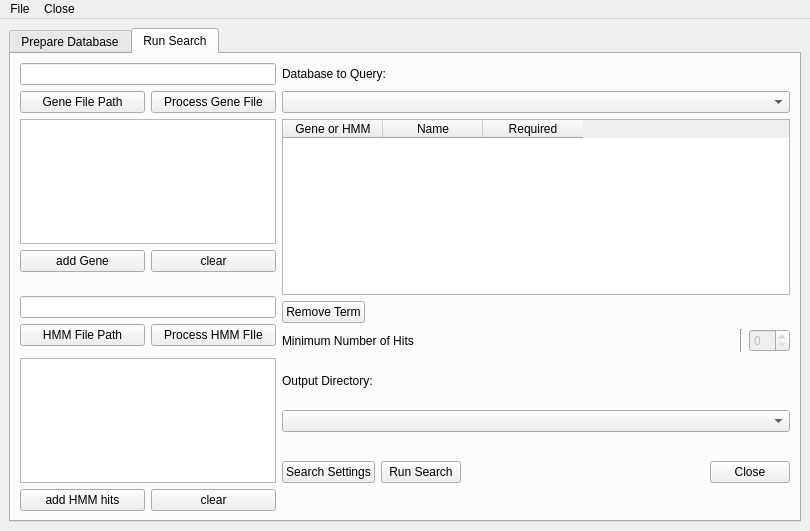
Qt form newGui.ui (emzodls/clusterArch) before a commit.
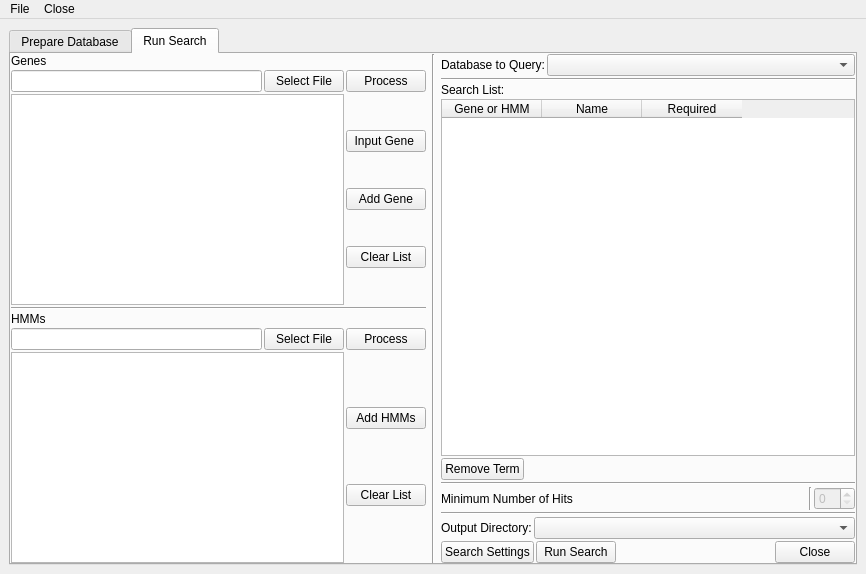
The same form after that commit.

Commit message:
GUI Changes Added features to input gene sequences manually
TO DO:
1. Genbank Fetch NCBI tools
2. HMM builder (?)

```diff
--- a/newGui.ui
+++ b/newGui.ui
@@ -6,12 +6,12 @@
    <rect>
     <x>0</x>
     <y>0</y>
-    <width>810</width>
-    <height>531</height>
+    <width>866</width>
+    <height>574</height>
    </rect>
   </property>
   <property name="sizePolicy">
-   <sizepolicy hsizetype="Fixed" vsizetype="Preferred">
+   <sizepolicy hsizetype="Preferred" vsizetype="Preferred">
     <horstretch>0</horstretch>
     <verstretch>0</verstretch>
    </sizepolicy>
@@ -29,9 +29,15 @@
      <verstretch>0</verstretch>
     </sizepolicy>
    </property>
-   <layout class="QHBoxLayout" name="horizontalLayout">
-    <item>
+   <layout class="QGridLayout" name="gridLayout">
+    <item row="0" column="0">
      <widget class="QTabWidget" name="tabWidget">
+      <property name="sizePolicy">
+       <sizepolicy hsizetype="Preferred" vsizetype="Preferred">
+        <horstretch>0</horstretch>
+        <verstretch>0</verstretch>
+       </sizepolicy>
+      </property>
       <property name="currentIndex">
        <number>1</number>
       </property>
@@ -206,118 +212,288 @@
        <attribute name="title">
         <string>Run Search</string>
        </attribute>
-       <layout class="QGridLayout" name="gridLayout">
-        <item row="23" column="0">
-         <widget class="QPushButton" name="addHMMbtn">
-          <property name="text">
-           <string>add HMM hits</string>
-          </property>
-         </widget>
-        </item>
-        <item row="2" column="5">
-         <widget class="QLabel" name="databaseLabel">
-          <property name="text">
-           <string>Database to Query:</string>
-          </property>
-         </widget>
-        </item>
-        <item row="3" column="5">
-         <widget class="QComboBox" name="dataBaseSelector">
+       <layout class="QHBoxLayout" name="horizontalLayout_13" stretch="0,0,0">
+        <property name="leftMargin">
+         <number>0</number>
+        </property>
+        <property name="topMargin">
+         <number>0</number>
+        </property>
+        <property name="rightMargin">
+         <number>0</number>
+        </property>
+        <property name="bottomMargin">
+         <number>0</number>
+        </property>
+        <item>
+         <layout class="QVBoxLayout" name="verticalLayout_9" stretch="0">
+          <item>
+           <layout class="QVBoxLayout" name="verticalLayout_5" stretch="0,0,0,0,0,0,0">
+            <property name="spacing">
+             <number>2</number>
+            </property>
+            <item>
+             <widget class="QLabel" name="label_4">
           <property name="sizePolicy">
-           <sizepolicy hsizetype="MinimumExpanding" vsizetype="Fixed">
+               <sizepolicy hsizetype="Fixed" vsizetype="Fixed">
             <horstretch>0</horstretch>
             <verstretch>0</verstretch>
            </sizepolicy>
           </property>
-          <property name="currentIndex">
-           <number>-1</number>
-          </property>
-          <property name="insertPolicy">
-           <enum>QComboBox::InsertAtTop</enum>
-          </property>
-          <property name="sizeAdjustPolicy">
-           <enum>QComboBox::AdjustToContentsOnFirstShow</enum>
-          </property>
-          <item>
            <property name="text">
-            <string>add database...</string>
-           </property>
-          </item>
-         </widget>
-        </item>
-        <item row="2" column="0" colspan="2">
+               <string>Genes</string>
+              </property>
+             </widget>
+            </item>
+            <item>
+             <layout class="QHBoxLayout" name="horizontalLayout_8">
+              <item>
          <widget class="QLineEdit" name="GeneFilePath">
+                <property name="sizePolicy">
+                 <sizepolicy hsizetype="MinimumExpanding" vsizetype="Fixed">
+                  <horstretch>0</horstretch>
+                  <verstretch>0</verstretch>
+                 </sizepolicy>
+                </property>
           <property name="readOnly">
            <bool>true</bool>
           </property>
          </widget>
         </item>
-        <item row="11" column="1">
-         <widget class="QPushButton" name="clearGeneBtn">
-          <property name="text">
-           <string>clear</string>
-          </property>
-         </widget>
-        </item>
-        <item row="3" column="0">
+              <item>
          <widget class="QPushButton" name="addGenefilePathBtn">
           <property name="enabled">
            <bool>true</bool>
           </property>
+                <property name="sizePolicy">
+                 <sizepolicy hsizetype="Fixed" vsizetype="Fixed">
+                  <horstretch>0</horstretch>
+                  <verstretch>0</verstretch>
+                 </sizepolicy>
+                </property>
           <property name="text">
-           <string>Gene File Path</string>
+                 <string>Select File</string>
           </property>
          </widget>
         </item>
-        <item row="10" column="0" colspan="2">
-         <widget class="QListWidget" name="geneList">
-          <property name="selectionMode">
-           <enum>QAbstractItemView::SingleSelection</enum>
-          </property>
-         </widget>
-        </item>
-        <item row="3" column="1">
+              <item>
          <widget class="QPushButton" name="addGenefileBtn">
           <property name="enabled">
            <bool>true</bool>
           </property>
+                <property name="sizePolicy">
+                 <sizepolicy hsizetype="Fixed" vsizetype="Fixed">
+                  <horstretch>0</horstretch>
+                  <verstretch>0</verstretch>
+                 </sizepolicy>
+                </property>
           <property name="text">
-           <string>Process Gene File</string>
+                 <string>Process</string>
           </property>
          </widget>
         </item>
-        <item row="23" column="1">
-         <widget class="QPushButton" name="clearHMMbtn">
+             </layout>
+            </item>
+            <item>
+             <layout class="QHBoxLayout" name="horizontalLayout_10" stretch="0,0">
+              <item>
+               <widget class="QListWidget" name="geneList">
+                <property name="sizePolicy">
+                 <sizepolicy hsizetype="MinimumExpanding" vsizetype="MinimumExpanding">
+                  <horstretch>0</horstretch>
+                  <verstretch>0</verstretch>
+                 </sizepolicy>
+                </property>
+                <property name="selectionMode">
+                 <enum>QAbstractItemView::SingleSelection</enum>
+                </property>
+               </widget>
+              </item>
+              <item>
+               <layout class="QVBoxLayout" name="verticalLayout_7">
+                <property name="spacing">
+                 <number>0</number>
+                </property>
+                <item>
+                 <widget class="QPushButton" name="addGeneSeqBtn">
+                  <property name="sizePolicy">
+                   <sizepolicy hsizetype="Fixed" vsizetype="Fixed">
+                    <horstretch>0</horstretch>
+                    <verstretch>0</verstretch>
+                   </sizepolicy>
+                  </property>
           <property name="text">
-           <string>clear</string>
+                   <string>Input Gene </string>
           </property>
          </widget>
         </item>
-        <item row="11" column="0">
+                <item>
          <widget class="QPushButton" name="addGeneBtn">
+                  <property name="sizePolicy">
+                   <sizepolicy hsizetype="Fixed" vsizetype="Fixed">
+                    <horstretch>0</horstretch>
+                    <verstretch>0</verstretch>
+                   </sizepolicy>
+                  </property>
           <property name="text">
-           <string>add Gene</string>
+                   <string>Add Gene</string>
           </property>
          </widget>
         </item>
-        <item row="16" column="0">
+                <item>
+                 <widget class="QPushButton" name="clearGeneBtn">
+                  <property name="sizePolicy">
+                   <sizepolicy hsizetype="Fixed" vsizetype="Fixed">
+                    <horstretch>0</horstretch>
+                    <verstretch>0</verstretch>
+                   </sizepolicy>
+                  </property>
+                  <property name="text">
+                   <string>Clear List</string>
+                  </property>
+                 </widget>
+                </item>
+               </layout>
+              </item>
+             </layout>
+            </item>
+            <item>
+             <widget class="Line" name="line_2">
+              <property name="orientation">
+               <enum>Qt::Horizontal</enum>
+              </property>
+             </widget>
+            </item>
+            <item>
+             <widget class="QLabel" name="label_3">
+              <property name="sizePolicy">
+               <sizepolicy hsizetype="Fixed" vsizetype="Fixed">
+                <horstretch>0</horstretch>
+                <verstretch>0</verstretch>
+               </sizepolicy>
+              </property>
+              <property name="text">
+               <string>HMMs</string>
+              </property>
+             </widget>
+            </item>
+            <item>
+             <layout class="QHBoxLayout" name="horizontalLayout_11">
+              <item>
+               <widget class="QLineEdit" name="hmmFilePath">
+                <property name="sizePolicy">
+                 <sizepolicy hsizetype="MinimumExpanding" vsizetype="Fixed">
+                  <horstretch>0</horstretch>
+                  <verstretch>0</verstretch>
+                 </sizepolicy>
+                </property>
+               </widget>
+              </item>
+              <item>
          <widget class="QPushButton" name="addHMMfilePathBtn">
+                <property name="sizePolicy">
+                 <sizepolicy hsizetype="Fixed" vsizetype="Fixed">
+                  <horstretch>0</horstretch>
+                  <verstretch>0</verstretch>
+                 </sizepolicy>
+                </property>
           <property name="text">
-           <string>HMM File Path</string>
+                 <string>Select File</string>
           </property>
          </widget>
         </item>
-        <item row="19" column="5">
+              <item>
+               <widget class="QPushButton" name="addHMMfilebtn">
+                <property name="sizePolicy">
+                 <sizepolicy hsizetype="Fixed" vsizetype="Fixed">
+                  <horstretch>0</horstretch>
+                  <verstretch>0</verstretch>
+                 </sizepolicy>
+                </property>
+                <property name="text">
+                 <string>Process</string>
+                </property>
+               </widget>
+              </item>
+             </layout>
+            </item>
+            <item>
+             <layout class="QHBoxLayout" name="horizontalLayout_12" stretch="1,0">
+              <item>
+               <widget class="QListWidget" name="hmmList">
+                <property name="sizePolicy">
+                 <sizepolicy hsizetype="MinimumExpanding" vsizetype="MinimumExpanding">
+                  <horstretch>0</horstretch>
+                  <verstretch>0</verstretch>
+                 </sizepolicy>
+                </property>
+                <property name="selectionMode">
+                 <enum>QAbstractItemView::MultiSelection</enum>
+                </property>
+               </widget>
+              </item>
+              <item>
+               <layout class="QVBoxLayout" name="verticalLayout_8">
+                <property name="spacing">
+                 <number>0</number>
+                </property>
+                <item>
+                 <widget class="QPushButton" name="addHMMbtn">
+                  <property name="sizePolicy">
+                   <sizepolicy hsizetype="Fixed" vsizetype="Fixed">
+                    <horstretch>0</horstretch>
+                    <verstretch>0</verstretch>
+                   </sizepolicy>
+                  </property>
+                  <property name="text">
+                   <string>Add HMMs</string>
+                  </property>
+                 </widget>
+                </item>
+                <item>
+                 <widget class="QPushButton" name="clearHMMbtn">
+                  <property name="sizePolicy">
+                   <sizepolicy hsizetype="Fixed" vsizetype="Fixed">
+                    <horstretch>0</horstretch>
+                    <verstretch>0</verstretch>
+                   </sizepolicy>
+                  </property>
+                  <property name="text">
+                   <string>Clear List</string>
+                  </property>
+                 </widget>
+                </item>
+               </layout>
+              </item>
+             </layout>
+            </item>
+           </layout>
+          </item>
+         </layout>
+        </item>
+        <item>
+         <widget class="Line" name="line_6">
+          <property name="orientation">
+           <enum>Qt::Vertical</enum>
+          </property>
+         </widget>
+        </item>
+        <item>
          <layout class="QVBoxLayout" name="verticalLayout_2">
+          <property name="spacing">
+           <number>2</number>
+          </property>
           <item>
-           <widget class="QLabel" name="databaseLabel_2">
+           <layout class="QHBoxLayout" name="horizontalLayout">
+            <item>
+             <widget class="QLabel" name="databaseLabel">
             <property name="text">
-             <string>Output Directory:</string>
+               <string>Database to Query:</string>
             </property>
            </widget>
           </item>
-          <item alignment="Qt::AlignTop">
-           <widget class="QComboBox" name="outputDirectorySelector">
+            <item>
+             <widget class="QComboBox" name="dataBaseSelector">
             <property name="sizePolicy">
              <sizepolicy hsizetype="MinimumExpanding" vsizetype="Fixed">
               <horstretch>0</horstretch>
@@ -340,57 +516,31 @@
             </item>
            </widget>
           </item>
+           </layout>
+          </item>
           <item>
-           <layout class="QHBoxLayout" name="horizontalLayout_5">
-            <item>
-             <widget class="QPushButton" name="setParamsBtn">
-              <property name="sizePolicy">
-               <sizepolicy hsizetype="Fixed" vsizetype="Fixed">
-                <horstretch>0</horstretch>
-                <verstretch>0</verstretch>
-               </sizepolicy>
-              </property>
-              <property name="text">
-               <string>Search Settings</string>
-              </property>
-             </widget>
-            </item>
-            <item alignment="Qt::AlignLeft">
-             <widget class="QPushButton" name="runSearch">
-              <property name="sizePolicy">
-               <sizepolicy hsizetype="Fixed" vsizetype="Fixed">
-                <horstretch>0</horstretch>
-                <verstretch>0</verstretch>
-               </sizepolicy>
-              </property>
+           <widget class="Line" name="line_4">
+            <property name="orientation">
+             <enum>Qt::Horizontal</enum>
+            </property>
+           </widget>
+          </item>
+          <item>
+           <layout class="QVBoxLayout" name="verticalLayout_3" stretch="0,0,0">
+            <property name="spacing">
+             <number>2</number>
+            </property>
+            <item>
+             <widget class="QLabel" name="label_5">
               <property name="text">
-               <string>Run Search</string>
+               <string>Search List:</string>
               </property>
              </widget>
             </item>
-            <item alignment="Qt::AlignRight">
-             <widget class="QPushButton" name="closeBtn">
-              <property name="sizePolicy">
-               <sizepolicy hsizetype="Fixed" vsizetype="Fixed">
-                <horstretch>0</horstretch>
-                <verstretch>0</verstretch>
-               </sizepolicy>
-              </property>
-              <property name="text">
-               <string>Close</string>
-              </property>
-             </widget>
-            </item>
-           </layout>
-          </item>
-         </layout>
-        </item>
-        <item row="10" column="5" rowspan="8">
-         <layout class="QVBoxLayout" name="verticalLayout_3">
           <item>
            <widget class="QTableWidget" name="searchList">
             <property name="sizePolicy">
-             <sizepolicy hsizetype="Expanding" vsizetype="Expanding">
+               <sizepolicy hsizetype="MinimumExpanding" vsizetype="MinimumExpanding">
               <horstretch>0</horstretch>
               <verstretch>0</verstretch>
              </sizepolicy>
@@ -443,6 +593,15 @@
             </property>
            </widget>
           </item>
+           </layout>
+          </item>
+          <item>
+           <widget class="Line" name="line_3">
+            <property name="orientation">
+             <enum>Qt::Horizontal</enum>
+            </property>
+           </widget>
+          </item>
           <item>
            <layout class="QHBoxLayout" name="horizontalLayout_7">
             <item>
@@ -474,24 +633,92 @@
             </item>
            </layout>
           </item>
-         </layout>
-        </item>
-        <item row="16" column="1">
-         <widget class="QPushButton" name="addHMMfilebtn">
+          <item>
+           <widget class="Line" name="line_5">
+            <property name="orientation">
+             <enum>Qt::Horizontal</enum>
+            </property>
+           </widget>
+          </item>
+          <item>
+           <layout class="QHBoxLayout" name="horizontalLayout_9">
+            <item>
+             <widget class="QLabel" name="databaseLabel_2">
+              <property name="text">
+               <string>Output Directory:</string>
+              </property>
+             </widget>
+            </item>
+            <item>
+             <widget class="QComboBox" name="outputDirectorySelector">
+              <property name="sizePolicy">
+               <sizepolicy hsizetype="MinimumExpanding" vsizetype="Fixed">
+                <horstretch>0</horstretch>
+                <verstretch>0</verstretch>
+               </sizepolicy>
+              </property>
+              <property name="currentIndex">
+               <number>-1</number>
+              </property>
+              <property name="insertPolicy">
+               <enum>QComboBox::InsertAtTop</enum>
+              </property>
+              <property name="sizeAdjustPolicy">
+               <enum>QComboBox::AdjustToContentsOnFirstShow</enum>
+              </property>
+              <item>
+               <property name="text">
+                <string>Select Directory...</string>
+               </property>
+              </item>
+             </widget>
+            </item>
+           </layout>
+          </item>
+          <item>
+           <layout class="QHBoxLayout" name="horizontalLayout_5">
+            <item>
+             <widget class="QPushButton" name="setParamsBtn">
+              <property name="sizePolicy">
+               <sizepolicy hsizetype="Fixed" vsizetype="Fixed">
+                <horstretch>0</horstretch>
+                <verstretch>0</verstretch>
+               </sizepolicy>
+              </property>
           <property name="text">
-           <string>Process HMM FIle</string>
+               <string>Search Settings</string>
           </property>
          </widget>
         </item>
-        <item row="19" column="0" colspan="2">
-         <widget class="QListWidget" name="hmmList">
-          <property name="selectionMode">
-           <enum>QAbstractItemView::MultiSelection</enum>
-          </property>
-         </widget>
-        </item>
-        <item row="15" column="0" colspan="2">
-         <widget class="QLineEdit" name="hmmFilePath"/>
+            <item alignment="Qt::AlignLeft">
+             <widget class="QPushButton" name="runSearch">
+              <property name="sizePolicy">
+               <sizepolicy hsizetype="Fixed" vsizetype="Fixed">
+                <horstretch>0</horstretch>
+                <verstretch>0</verstretch>
+               </sizepolicy>
+              </property>
+              <property name="text">
+               <string>Run Search</string>
+              </property>
+             </widget>
+            </item>
+            <item alignment="Qt::AlignRight">
+             <widget class="QPushButton" name="closeBtn">
+              <property name="sizePolicy">
+               <sizepolicy hsizetype="Fixed" vsizetype="Fixed">
+                <horstretch>0</horstretch>
+                <verstretch>0</verstretch>
+               </sizepolicy>
+              </property>
+              <property name="text">
+               <string>Close</string>
+              </property>
+             </widget>
+            </item>
+           </layout>
+          </item>
+         </layout>
         </item>
        </layout>
       </widget>
@@ -504,7 +731,7 @@
     <rect>
      <x>0</x>
      <y>0</y>
-     <width>810</width>
+     <width>866</width>
      <height>22</height>
     </rect>
    </property>
```
Left out of the diff: 2 changed lines with no effect on the pictures. Lines whose indentation alone changed are shown as unchanged. The commit also changes 4 other files.
